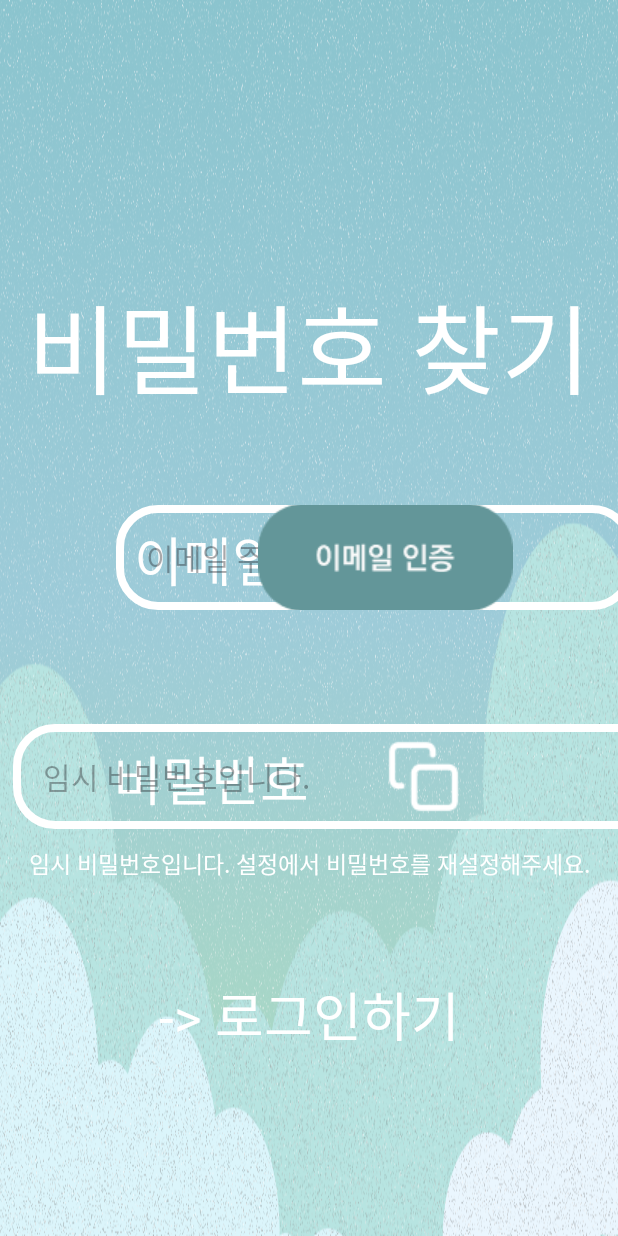
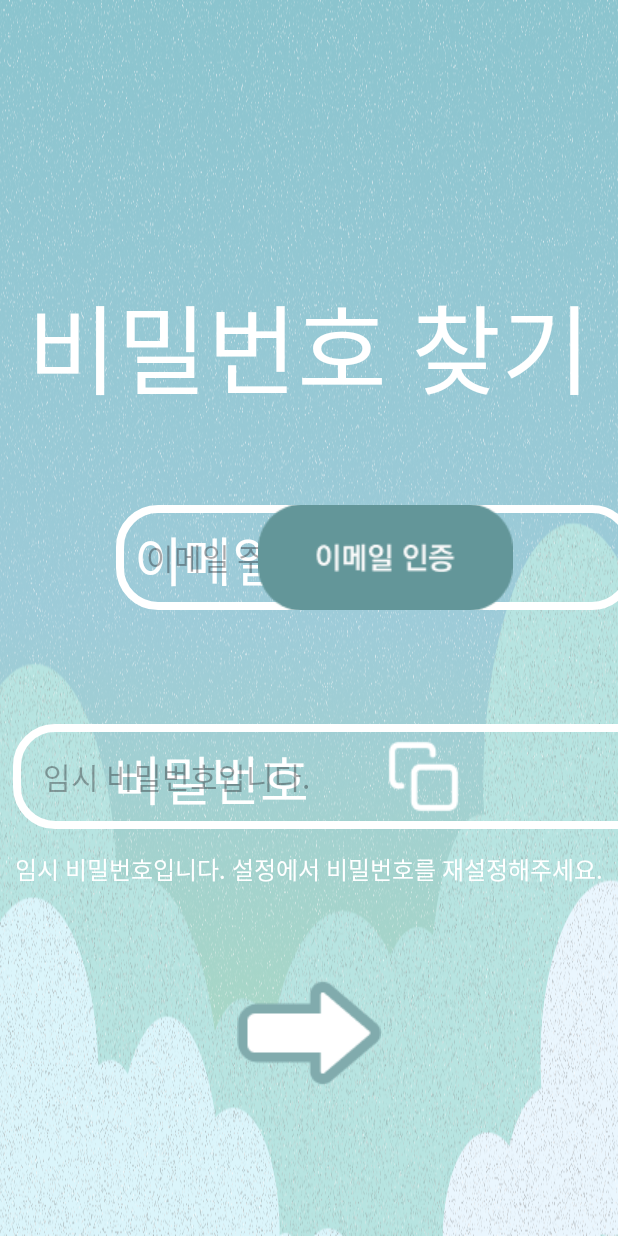
Before and after one commit to ZUZ1H3/Dongjackso, an Android app: the screen it shows after launch (FindPasswordActivity), after a tap on an icon or button, on a phone screen of 412 x 824 dp. Run offline under Robolectric (Android 15) with nearby library versions, the phone set to English and light mode, and no system bars; our stand-ins replace Firebase (no records; nobody signed in at launch, a user with empty details on screens opened directly); 1 other tap on this screen came first.

Commit message:
아이콘 로직 수정

```diff
--- a/app/src/main/java/com/example/holymoly/FindPasswordActivity.java
+++ b/app/src/main/java/com/example/holymoly/FindPasswordActivity.java
@@ -28,9 +28,7 @@ import java.security.SecureRandom;
 public class FindPasswordActivity extends AppCompatActivity implements View.OnClickListener {
     EditText etEmail;
     TextView tempPwd;
-    TextView goLogin;
-    ImageButton emailCertification;
-    ImageButton copy;
+    ImageButton emailCertification, copy, goLogin;
 
     private FirebaseAuth auth;
     private FirebaseUser user;
@@ -43,7 +41,7 @@ public class FindPasswordActivity extends AppCompatActivity implements View.OnCl
 
         etEmail = (EditText) findViewById(R.id.et_email);
         tempPwd = (TextView) findViewById(R.id.tv_tempPwd);
-        goLogin = (TextView) findViewById(R.id.goLogin);
+        goLogin = (ImageButton) findViewById(R.id.goLogin);
         emailCertification = (ImageButton) findViewById(R.id.btn_emailCertification);
         copy = (ImageButton) findViewById(R.id.ib_copy);
 
--- a/app/src/main/java/com/example/holymoly/MainActivity.java
+++ b/app/src/main/java/com/example/holymoly/MainActivity.java
@@ -3,7 +3,9 @@ package com.example.holymoly;
 import android.app.Activity;
 import android.content.Intent;
 import android.os.Bundle;
+import android.text.InputType;
 import android.text.TextUtils;
+import android.text.method.PasswordTransformationMethod;
 import android.util.Patterns;
 import android.view.View;
 import android.widget.EditText;
@@ -27,12 +29,13 @@ public class MainActivity extends AppCompatActivity {
 
     private TextView findpwd;
     private EditText etId, etPwd;
-    private ImageButton btnLogin, btnJoin;
+    private ImageButton btnLogin, btnJoin, btnToggle;
     private RadioButton auto;
+
     private FirebaseAuth mAuth;
-    private FirebaseFirestore db;
 
     private boolean isChecked = false;  // 자동 로그인 체크 변수
+    private boolean isPasswordVisible = false;   // 비밀번호 표시 및 숨기기
 
     @Override
     protected void onCreate(Bundle savedInstanceState) {
@@ -40,14 +43,38 @@ public class MainActivity extends AppCompatActivity {
         setContentView(R.layout.activity_main);
 
         mAuth = FirebaseAuth.getInstance();
-        db = FirebaseFirestore.getInstance();
 
-        findpwd = (TextView) findViewById(R.id.tv_findpd);
+        findpwd = (TextView) findViewById(R.id.tv_findpwd);
         etId = findViewById(R.id.et_id);
         etPwd = findViewById(R.id.et_pwd);
         btnLogin = findViewById(R.id.btn_login);
         btnJoin = findViewById(R.id.btn_join);
+        btnToggle = findViewById(R.id.btn_hidenshow);
         auto = findViewById(R.id.rb_auto);
+
+        // 비밀번호 숨기기 및 표시
+        btnToggle.setOnClickListener(new View.OnClickListener() {
+            @Override
+            public void onClick(View v) {
+                if (!isPasswordVisible) { // 비밀번호 표시
+                    etPwd.setInputType(InputType.TYPE_CLASS_TEXT);
+                    btnToggle.setImageResource(R.drawable.ic_eye);
+                } else { // 비밀번호 숨기기
+                    etPwd.setInputType(InputType.TYPE_CLASS_TEXT | InputType.TYPE_TEXT_VARIATION_PASSWORD);
+                    btnToggle.setImageResource(R.drawable.ic_eye2);
+                }
+                etPwd.setSelection(etPwd.length());
+                isPasswordVisible = !isPasswordVisible;
+            }
+        });
+
+        // 자동 로그인 버튼 클릭 시
+        auto.setOnClickListener(new View.OnClickListener() {
+            @Override
+            public void onClick(View v) {
+                isChecked = true;
+            }
+        });
 
         // 비밀번호 재설정 클릭 시
         findpwd.setOnClickListener(new View.OnClickListener() {
@@ -99,13 +126,6 @@ public class MainActivity extends AppCompatActivity {
                 startActivity(intent);
             }
         });
-        // 자동 로그인 버튼 클릭시
-        auto.setOnClickListener(new View.OnClickListener() {
-            @Override
-            public void onClick(View v) {
-                isChecked = true;
-            }
-        });
     }
 
     // 자동 로그인
--- a/app/src/main/res/layout/activity_findpassword.xml
+++ b/app/src/main/res/layout/activity_findpassword.xml
@@ -116,26 +116,26 @@
         android:fontFamily="@font/ssurround"
         android:padding="10dp"
         android:text="임시 비밀번호입니다. 설정에서 비밀번호를 재설정해주세요."
-        android:textSize="15dp"
+        android:textSize="16dp"
         android:textColor="@color/white"
         app:layout_constraintStart_toStartOf="parent"
         app:layout_constraintEnd_toEndOf="parent"
         app:layout_constraintTop_toTopOf="@id/tv_tempPwd"
         app:layout_constraintBottom_toBottomOf="parent"
-        app:layout_constraintHorizontal_bias="0.51"
-        app:layout_constraintVertical_bias="0.24" />
-    <TextView
+        app:layout_constraintHorizontal_bias="0.515"
+        app:layout_constraintVertical_bias="0.25" />
+    <ImageButton
         android:id="@+id/goLogin"
         android:layout_width="wrap_content"
         android:layout_height="wrap_content"
-        android:fontFamily="@font/ssurround"
-        android:text="-> 로그인하기"
+        android:backgroundTint="#0000"
+        android:src="@drawable/ic_nextstep"
         android:textColor="@color/white"
         android:textSize="35dp"
         app:layout_constraintStart_toStartOf="parent"
         app:layout_constraintEnd_toEndOf="parent"
         app:layout_constraintTop_toTopOf="@id/tv_tempPwd"
         app:layout_constraintBottom_toBottomOf="parent"
-        app:layout_constraintVertical_bias="0.58" />
+        app:layout_constraintVertical_bias="0.65" />
 
 </androidx.constraintlayout.widget.ConstraintLayout>
```
Also changed, not shown: app/src/main/java/com/example/holymoly/InfoActivity.java (+4 -4 lines), app/src/main/res/layout/activity_main.xml (+5 -3 lines), app/src/main/res/drawable/ic_eye2.png (added).
